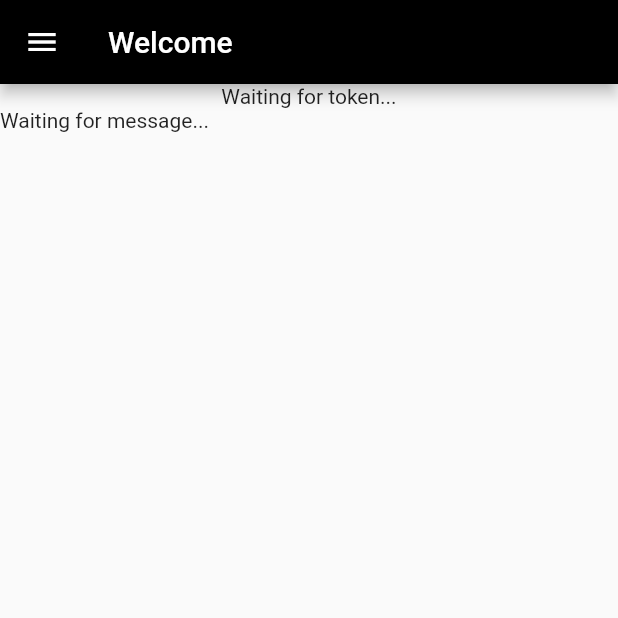
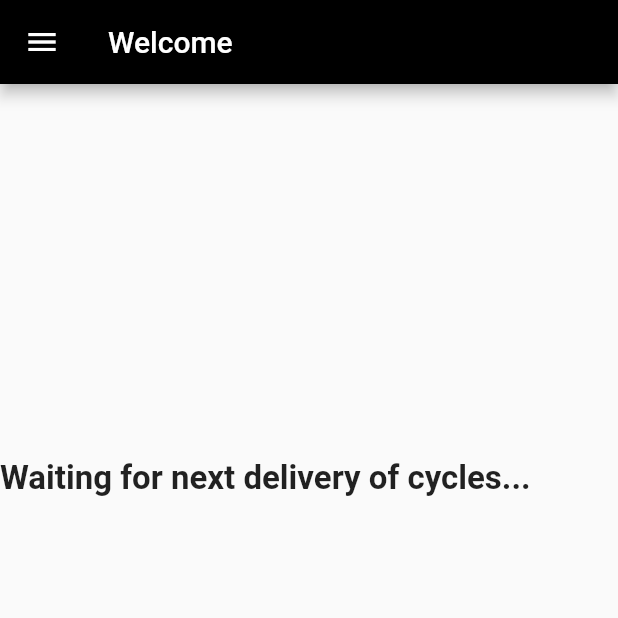
Before and after one commit to rajashree23/Delivery-of-cycles, a Flutter app: the screen it shows after launch, after a tap on "Sign in with Google", on a phone screen of 412 x 824 dp, the top half of it. Run offline on Flutter 3.47's test engine with Material 2 defaults, Android fonts, the phone set to English and light mode, and no system bars; our stand-ins replace firebase_auth, firebase_messaging, flutter_local_notifications, geolocator, google_maps_flutter, google_sign_in; missing offline and left inert: google_maps_webservice; accounts and stored records are empty; network calls fail.

Commit message:
Enhance UI

```diff
--- a/lib/idleDriver.dart
+++ b/lib/idleDriver.dart
@@ -26,8 +26,8 @@ class IdleDriver extends StatefulWidget {
 class IdleDriverState extends State<IdleDriver> {
   // Completer<GoogleMapController> _controller = Completer();
   // double longitude, latitude;
-  String _homeScreenText = "Waiting for token...";
-  String _messageText = "Waiting for message...";
+
+  String _messageText = "Waiting for next delivery of cycles...";
 
   bool st = false;
   Timer timer;
@@ -39,7 +39,7 @@ class IdleDriverState extends State<IdleDriver> {
 
   @override
   Widget build(BuildContext context) {
-    // var width = MediaQuery.of(context).size.width; // Using this line I got the device screen width
+    // var width = MediaQuery.of(context).size.width;
     setState(() {
       // pushMessagingExample();
       if (st == false)
@@ -127,13 +127,21 @@ class IdleDriverState extends State<IdleDriver> {
         ),
         body: Material(
           child: Column(
+
             children: <Widget>[
-              Center(
-                child: Text(_homeScreenText),
-              ),
-              Row(children: <Widget>[
+               SizedBox(height: 250),
+
+              Row(
+
+                children: <Widget>[
+
                 Expanded(
-                  child: Text(_messageText),
+
+                  child: Text(_messageText, style: TextStyle(
+                  fontSize: 22,
+                  fontWeight: FontWeight.bold,
+                  color: Colors.black87),),
+
                 ),
               ])
             ],
--- a/lib/request.dart
+++ b/lib/request.dart
@@ -14,7 +14,8 @@ import 'package:url_launcher/url_launcher.dart';
 // final String url1 = "https://nec-hn.herokuapp.com/user";
 final String url2 = "https://nec-hn.herokuapp.com/driver";
 
-
+var dummyTime=9;
+  var dummyDay=1;
 
 
 
@@ -24,10 +25,12 @@ final String url2 = "https://nec-hn.herokuapp.com/driver";
 
  int i;
  int j;
- void openurl(){
+ int cycleNums;
+ int openurl(){
    print(i);
    print(j);
    launchUrl(latitude[i-1], longitude[i-1], latitude[j-1], longitude[j-1]);
+   return cycleNums;
  }
 
 
@@ -153,6 +156,7 @@ Future<int> driverTime(BuildContext context) async {
   String time1 = new DateFormat("H").format(now);
   var time = int.parse(time1);
 
+
 //  print(time);
 //  print(now.weekday);
   var weekday = now.weekday;
@@ -162,14 +166,24 @@ Future<int> driverTime(BuildContext context) async {
         "token": token,
         "lattitude": lat,
         "longitude": lon,
-        "day": weekday,
-        "time": time,
+        "day": dummyDay,
+        "time": dummyTime,
         "holiday": 0
       }),
+
       headers: {
         "content-type": "application/json",
         "Accept": "application/json"
       });
+      if(dummyDay<7)
+        dummyDay+=1;
+      else
+       dummyDay=1;
+       if(dummyTime<20)
+        dummyTime+=1;
+        else
+        dummyTime=9;
+
   print(response.body);
 
   final data = json.decode(response.body);
@@ -182,6 +196,7 @@ Future<int> driverTime(BuildContext context) async {
   if (responses.done == 1) {
        i=responses.fromplace;
        j=responses.toplace;
+       cycleNums=responses.cycles;
 
      Navigator.of(context).pushNamed('/screen1');
     return 1;
--- a/pubspec.yaml
+++ b/pubspec.yaml
@@ -34,7 +34,7 @@ dependencies:
   firebase_messaging: ^4.0.0+4
   intl: ^0.15.8
   url_launcher: ^4.2.0+3
-  flutter_local_notifications: ^0.4.0
+  flutter_local_notifications: 0.5.1+2
 
 
 dev_dependencies:
```
Also changed, not shown: lib/driver.dart (+45 -40 lines), pubspec.lock, 2 other files.
